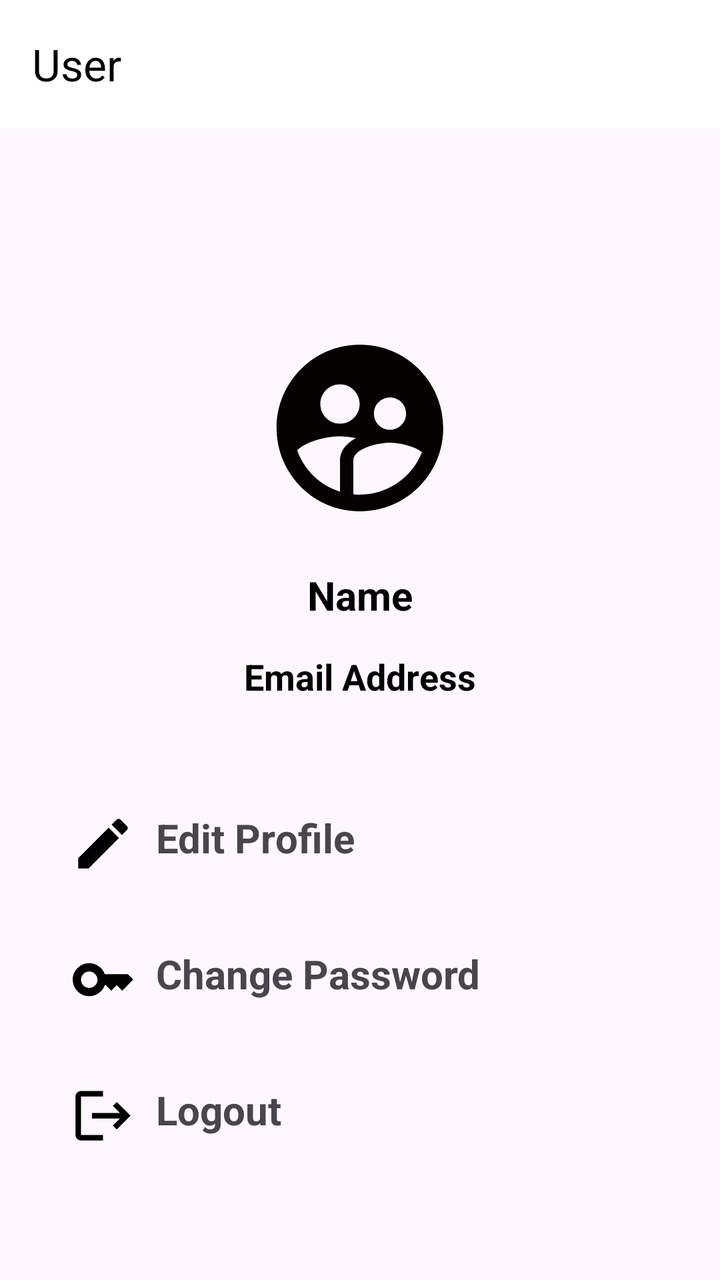
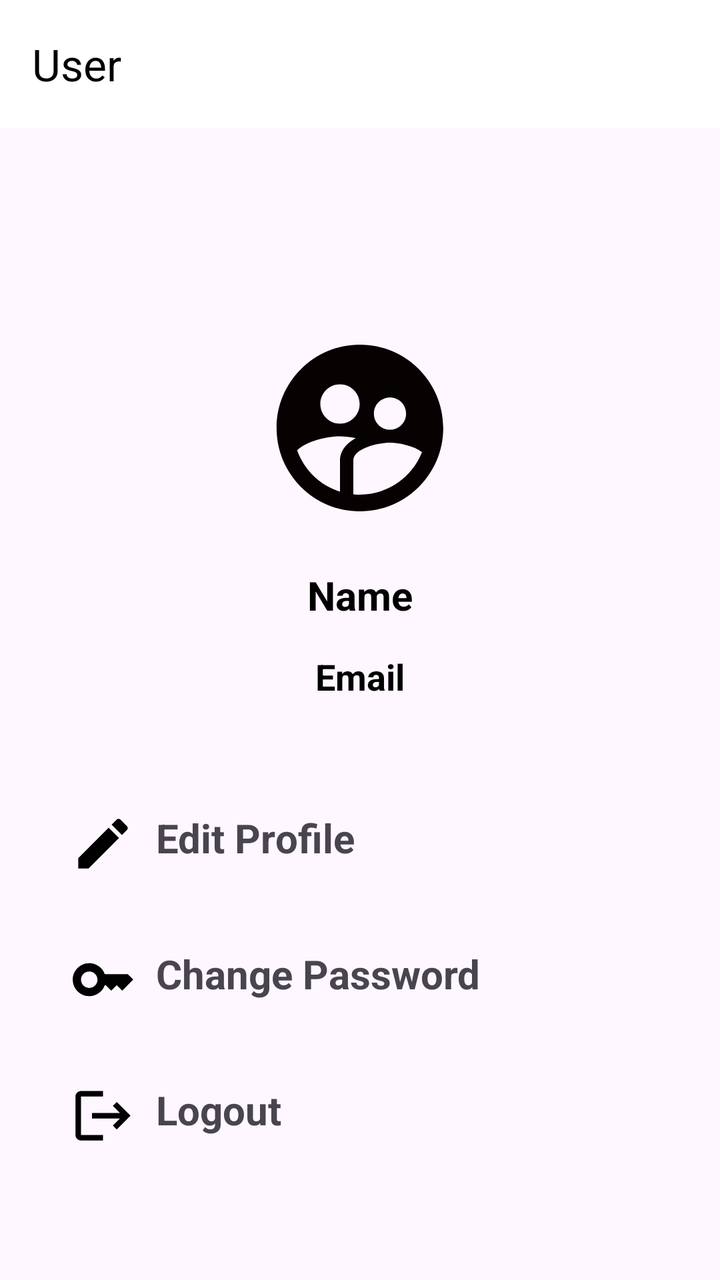

Compare the two renders of this Android layout. The source of the first and the diff that turns it into the second are given below.
<!-- AndroidManifest.xml: application theme Theme.Project01 -->
<!-- res/layout/fragment_user.xml -->
<?xml version="1.0" encoding="utf-8"?>
<LinearLayout xmlns:android="http://schemas.android.com/apk/res/android"
    xmlns:app="http://schemas.android.com/apk/res-auto"
    xmlns:tools="http://schemas.android.com/tools"
    android:layout_width="match_parent"
    android:layout_height="match_parent"
    android:orientation="vertical">

    <androidx.appcompat.widget.Toolbar
        android:id="@+id/toolbar"
        android:layout_width="match_parent"
        android:layout_height="?attr/actionBarSize"
        android:background="@color/white"
        android:theme="@style/ThemeOverlay.AppCompat.Dark.ActionBar"
        app:title="User"
        app:titleTextColor="@color/black" />

    <LinearLayout
        android:layout_width="match_parent"
        android:layout_height="wrap_content"
        android:layout_marginTop="100dp"
        android:gravity="center"
        android:orientation="vertical">

        <ImageView
            android:id="@+id/profileImageView"
            android:layout_width="wrap_content"
            android:layout_height="wrap_content"
            android:src="@drawable/ic_defauluser" />

        <TextView
            android:id="@+id/name"
            android:layout_width="wrap_content"
            android:layout_height="wrap_content"
            android:layout_marginTop="20dp"
            android:text="Name"
            android:textColor="@color/black"
            android:textSize="20dp"
            android:textStyle="bold" />

        <TextView
            android:id="@+id/user_email"
            android:layout_width="wrap_content"
            android:layout_height="wrap_content"
            android:layout_marginTop="15dp"
            android:text="Email Address"
            android:textColor="@color/black"
            android:textSize="18dp"
            android:textStyle="bold" />
    </LinearLayout>

    <LinearLayout
        android:id="@+id/editProfileButton"
        android:layout_width="match_parent"
        android:layout_height="wrap_content"
        android:layout_marginTop="55dp">

        <ImageView
            android:layout_width="wrap_content"
            android:layout_height="wrap_content"
            android:layout_marginStart="35dp"
            android:src="@drawable/ic_edit" />

        <TextView
            android:layout_width="wrap_content"
            android:layout_height="wrap_content"
            android:layout_marginStart="10dp"
            android:text="Edit Profile"
            android:textSize="20dp"
            android:textStyle="bold" />
    </LinearLayout>

    <LinearLayout
        android:id="@+id/ChangePassword"
        android:layout_width="match_parent"
        android:layout_height="wrap_content"
        android:layout_marginTop="35dp">

        <ImageView
            android:layout_width="wrap_content"
            android:layout_height="wrap_content"
            android:layout_marginStart="35dp"
            android:src="@drawable/ic_key" />

        <TextView

            android:layout_width="wrap_content"
            android:layout_height="wrap_content"
            android:layout_marginStart="10dp"
            android:text="Change Password"
            android:textSize="20dp"
            android:textStyle="bold" />
    </LinearLayout>

    <LinearLayout
        android:id="@+id/logout_id"
        android:layout_width="match_parent"
        android:layout_height="wrap_content"
        android:layout_marginTop="35dp">

        <ImageView
            android:layout_width="wrap_content"
            android:layout_height="wrap_content"
            android:layout_marginStart="35dp"
            android:src="@drawable/ic_logout" />

        <TextView
            android:layout_width="wrap_content"
            android:layout_height="wrap_content"
            android:layout_marginStart="10dp"
            android:text="Logout"
            android:textSize="20dp"
            android:textStyle="bold" />
    </LinearLayout>
    <ProgressBar
        android:id="@+id/logout_loader"
        android:layout_width="wrap_content"
        android:layout_height="wrap_content"
        android:layout_gravity="center"
        android:visibility="gone" />

</LinearLayout>
<!-- resources referenced by this layout -->
<resources>
  <color name="black">#FF000000</color>
  <color name="white">#FFFFFFFF</color>
  <!-- drawable ic_defauluser (drawable) -->
  <vector xmlns:android="http://schemas.android.com/apk/res/android"
      android:height="100dp"
      android:tint="#070202"
      android:viewportHeight="24"
      android:viewportWidth="24"
      android:width="100dp">
        
      <path android:fillColor="@android:color/white" android:pathData="M11.99,2c-5.52,0 -10,4.48 -10,10s4.48,10 10,10 10,-4.48 10,-10 -4.48,-10 -10,-10zM15.6,8.34c1.07,0 1.93,0.86 1.93,1.93 0,1.07 -0.86,1.93 -1.93,1.93 -1.07,0 -1.93,-0.86 -1.93,-1.93 -0.01,-1.07 0.86,-1.93 1.93,-1.93zM9.6,6.76c1.3,0 2.36,1.06 2.36,2.36 0,1.3 -1.06,2.36 -2.36,2.36s-2.36,-1.06 -2.36,-2.36c0,-1.31 1.05,-2.36 2.36,-2.36zM9.6,15.89v3.75c-2.4,-0.75 -4.3,-2.6 -5.14,-4.96 1.05,-1.12 3.67,-1.69 5.14,-1.69 0.53,0 1.2,0.08 1.9,0.22 -1.64,0.87 -1.9,2.02 -1.9,2.68zM11.99,20c-0.27,0 -0.53,-0.01 -0.79,-0.04v-4.07c0,-1.42 2.94,-2.13 4.4,-2.13 1.07,0 2.92,0.39 3.84,1.15 -1.17,2.97 -4.06,5.09 -7.45,5.09z"/>
      
  </vector>
  <!-- drawable ic_edit (drawable) -->
  <vector
      xmlns:android="http://schemas.android.com/apk/res/android"
      android:height="33dp"
      android:tint="#000000"
      android:viewportHeight="24"
      android:viewportWidth="24"
      android:width="33dp">
        
      <path android:fillColor="@android:color/white"
          android:pathData="M3,17.25V21h3.75L17.81,9.94l-3.75,-3.75L3,17.25zM20.71,7.04c0.39,-0.39 0.39,-1.02 0,-1.41l-2.34,-2.34c-0.39,-0.39 -1.02,-0.39 -1.41,0l-1.83,1.83 3.75,3.75 1.83,-1.83z"/>
      
  </vector>
  <!-- drawable ic_key (drawable) -->
  <vector xmlns:android="http://schemas.android.com/apk/res/android"
      android:height="33dp" android:tint="#000000"
      android:viewportHeight="24"
  
      android:viewportWidth="24"
      android:width="33dp">
        
      <path android:fillColor="@android:color/white" android:pathData="M21,10h-8.35C11.83,7.67 9.61,6 7,6c-3.31,0 -6,2.69 -6,6s2.69,6 6,6c2.61,0 4.83,-1.67 5.65,-4H13l2,2l2,-2l2,2l4,-4.04L21,10zM7,15c-1.65,0 -3,-1.35 -3,-3c0,-1.65 1.35,-3 3,-3s3,1.35 3,3C10,13.65 8.65,15 7,15z"/>
      
  </vector>
  <!-- drawable ic_logout (drawable) -->
  <vector
      xmlns:android="http://schemas.android.com/apk/res/android"
      android:autoMirrored="true"
      android:height="33dp"
      android:tint="#000000"
      android:viewportHeight="24"
      android:viewportWidth="24"
      android:width="33dp">
        
      <path android:fillColor="@android:color/white" android:pathData="M17,7l-1.41,1.41L18.17,11H8v2h10.17l-2.58,2.58L17,17l5,-5zM4,5h8V3H4c-1.1,0 -2,0.9 -2,2v14c0,1.1 0.9,2 2,2h8v-2H4V5z"/>
      
  </vector>
  <style name="Theme.Project01" parent="Base.Theme.Project01" />
  <style name="Base.Theme.Project01" parent="Theme.Material3.DayNight.NoActionBar">
          
      </style>
</resources>

<!-- the commit's change to res/layout/fragment_user.xml (unified diff, before → after) -->
@@ -12,7 +12,7 @@
         android:layout_height="?attr/actionBarSize"
         android:background="@color/white"
         android:theme="@style/ThemeOverlay.AppCompat.Dark.ActionBar"
-        app:title="User"
+        app:title="@string/User_Title"
         app:titleTextColor="@color/black" />
 
     <LinearLayout
@@ -33,7 +33,7 @@
             android:layout_width="wrap_content"
             android:layout_height="wrap_content"
             android:layout_marginTop="20dp"
-            android:text="Name"
+            android:text="@string/Name"
             android:textColor="@color/black"
             android:textSize="20dp"
             android:textStyle="bold" />
@@ -43,7 +43,7 @@
             android:layout_width="wrap_content"
             android:layout_height="wrap_content"
             android:layout_marginTop="15dp"
-            android:text="Email Address"
+            android:text="@string/Email"
             android:textColor="@color/black"
             android:textSize="18dp"
             android:textStyle="bold" />
@@ -65,7 +65,7 @@
             android:layout_width="wrap_content"
             android:layout_height="wrap_content"
             android:layout_marginStart="10dp"
-            android:text="Edit Profile"
+            android:text="@string/Edit_Profile"
             android:textSize="20dp"
             android:textStyle="bold" />
     </LinearLayout>
@@ -87,7 +87,7 @@
             android:layout_width="wrap_content"
             android:layout_height="wrap_content"
             android:layout_marginStart="10dp"
-            android:text="Change Password"
+            android:text="@string/Change_Password"
             android:textSize="20dp"
             android:textStyle="bold" />
     </LinearLayout>
@@ -108,7 +108,7 @@
             android:layout_width="wrap_content"
             android:layout_height="wrap_content"
             android:layout_marginStart="10dp"
-            android:text="Logout"
+            android:text="@string/Logout"
             android:textSize="20dp"
             android:textStyle="bold" />
     </LinearLayout>
<!-- resource entries referenced after the edit -->
@@ -50,6 +50,12 @@
       <path android:fillColor="@android:color/white" android:pathData="M17,7l-1.41,1.41L18.17,11H8v2h10.17l-2.58,2.58L17,17l5,-5zM4,5h8V3H4c-1.1,0 -2,0.9 -2,2v14c0,1.1 0.9,2 2,2h8v-2H4V5z"/>
       
   </vector>
+  <string name="Change_Password">Change Password</string>
+  <string name="Edit_Profile">Edit Profile</string>
+  <string name="Email">Email</string>
+  <string name="Logout">Logout</string>
+  <string name="Name">Name</string>
+  <string name="User_Title">User</string>
   <style name="Theme.Project01" parent="Base.Theme.Project01" />
   <style name="Base.Theme.Project01" parent="Theme.Material3.DayNight.NoActionBar">
           
